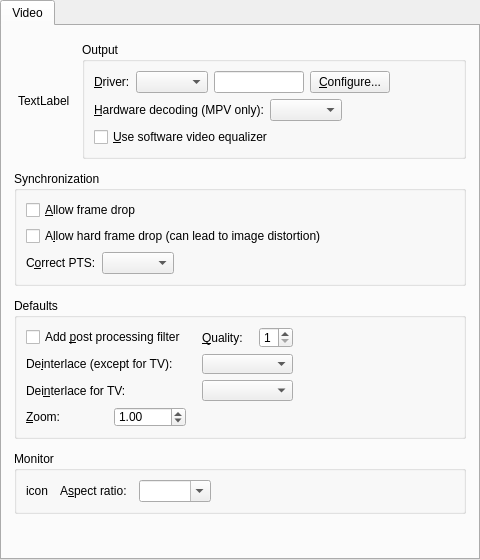
The window that src/gui/pref/video.ui (wilbert2000/wzplayer) describes before a commit, drawn with Qt 5.
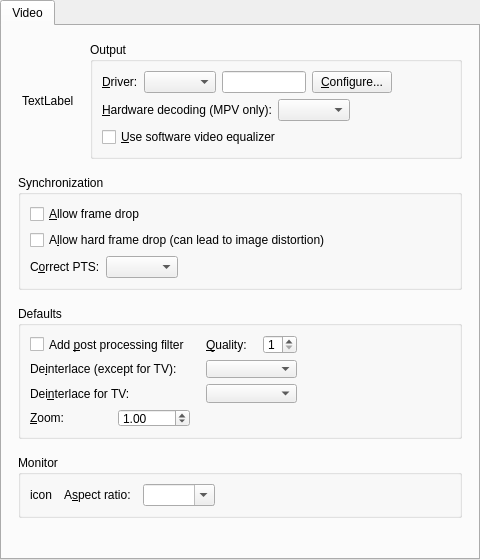
The same window after the commit. Custom widgets are drawn as their Qt base class.

Diff of the .ui file:
```diff
--- a/src/gui/pref/video.ui
+++ b/src/gui/pref/video.ui
@@ -28,19 +28,19 @@
       </attribute>
       <layout class="QVBoxLayout">
        <property name="spacing">
-        <number>12</number>
+        <number>16</number>
        </property>
        <property name="leftMargin">
-        <number>12</number>
+        <number>16</number>
        </property>
        <property name="topMargin">
         <number>16</number>
        </property>
        <property name="rightMargin">
-        <number>12</number>
+        <number>16</number>
        </property>
        <property name="bottomMargin">
-        <number>12</number>
+        <number>16</number>
        </property>
        <item>
         <layout class="QHBoxLayout" name="output_layout">
@@ -443,16 +443,16 @@
   </layout>
  </widget>
  <customwidgets>
-  <customwidget>
-   <class>Gui::Pref::TTristateCombo</class>
-   <extends>QComboBox</extends>
-   <header>gui/pref/tristatecombo.h</header>
-  </customwidget>
   <customwidget>
    <class>Gui::Pref::TComboBox</class>
    <extends>QComboBox</extends>
    <header>gui/pref/combobox.h</header>
   </customwidget>
+  <customwidget>
+   <class>Gui::Pref::TTristateCombo</class>
+   <extends>QComboBox</extends>
+   <header>gui/pref/tristatecombo.h</header>
+  </customwidget>
  </customwidgets>
  <tabstops>
   <tabstop>video_tab_widget</tabstop>
```
Left out of the diff: 11 changed lines with no effect on the pictures.
